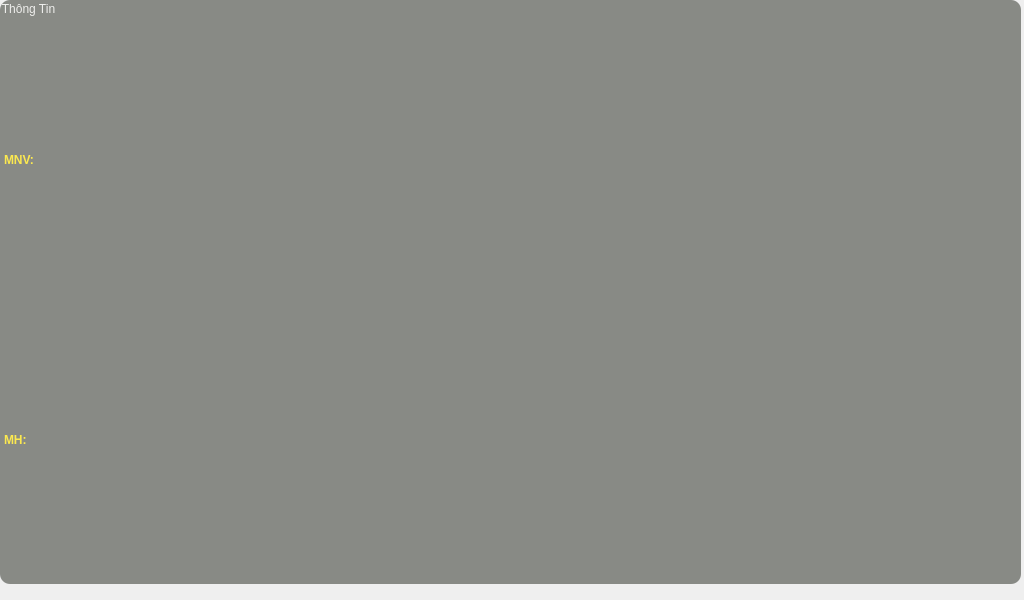
Old version of the form wErrorTable.ui in the repository NguyenTrongThinh/qakensagaikan.
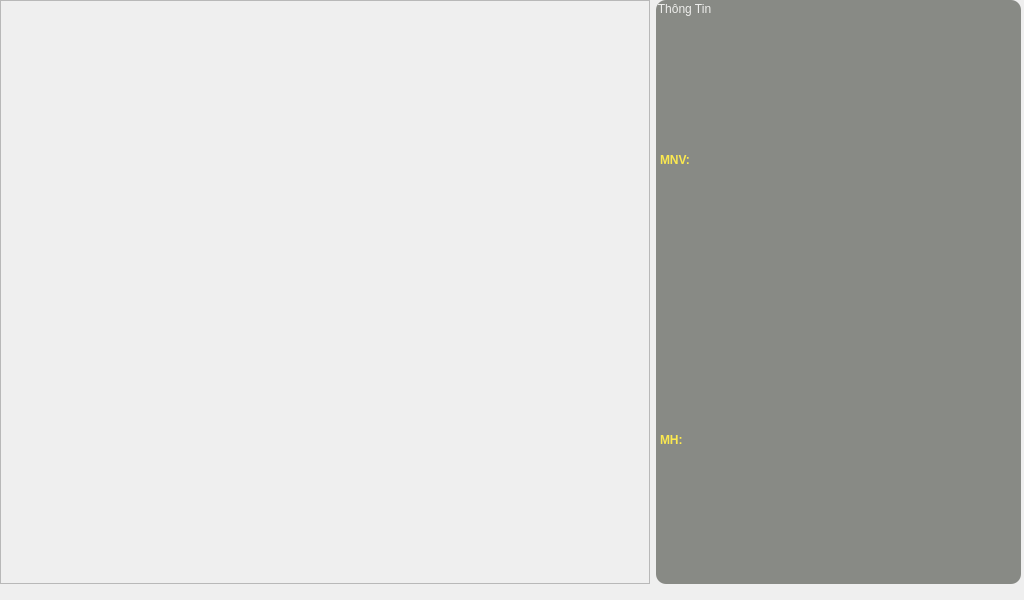
New version of the form.

What changed in the file:
```diff
--- a/wErrorTable.ui
+++ b/wErrorTable.ui
@@ -38,19 +38,46 @@
       <number>6</number>
      </property>
      <item>
-      <layout class="QHBoxLayout" name="hlerrorContent" stretch="5,2">
+      <layout class="QHBoxLayout" name="hlerrorContent" stretch="0,2">
        <property name="rightMargin">
         <number>3</number>
        </property>
        <item>
-        <layout class="QGridLayout" name="glerrorContent">
-         <property name="sizeConstraint">
-          <enum>QLayout::SetMinAndMaxSize</enum>
+        <widget class="QScrollArea" name="scrollArea">
+         <property name="minimumSize">
+          <size>
+           <width>650</width>
+           <height>0</height>
+          </size>
          </property>
-         <property name="verticalSpacing">
-          <number>10</number>
+         <property name="verticalScrollBarPolicy">
+          <enum>Qt::ScrollBarAsNeeded</enum>
          </property>
-        </layout>
+         <property name="widgetResizable">
+          <bool>true</bool>
+         </property>
+         <widget class="QWidget" name="scrollAreaWidgetContents_5">
+          <property name="geometry">
+           <rect>
+            <x>0</x>
+            <y>0</y>
+            <width>648</width>
+            <height>573</height>
+           </rect>
+          </property>
+          <property name="sizePolicy">
+           <sizepolicy hsizetype="Expanding" vsizetype="Expanding">
+            <horstretch>0</horstretch>
+            <verstretch>0</verstretch>
+           </sizepolicy>
+          </property>
+          <layout class="QGridLayout" name="gridLayout_8">
+           <item row="0" column="0">
+            <layout class="QGridLayout" name="glerrorContent"/>
+           </item>
+          </layout>
+         </widget>
+        </widget>
        </item>
        <item>
         <layout class="QVBoxLayout" name="vlkeypad">
```
